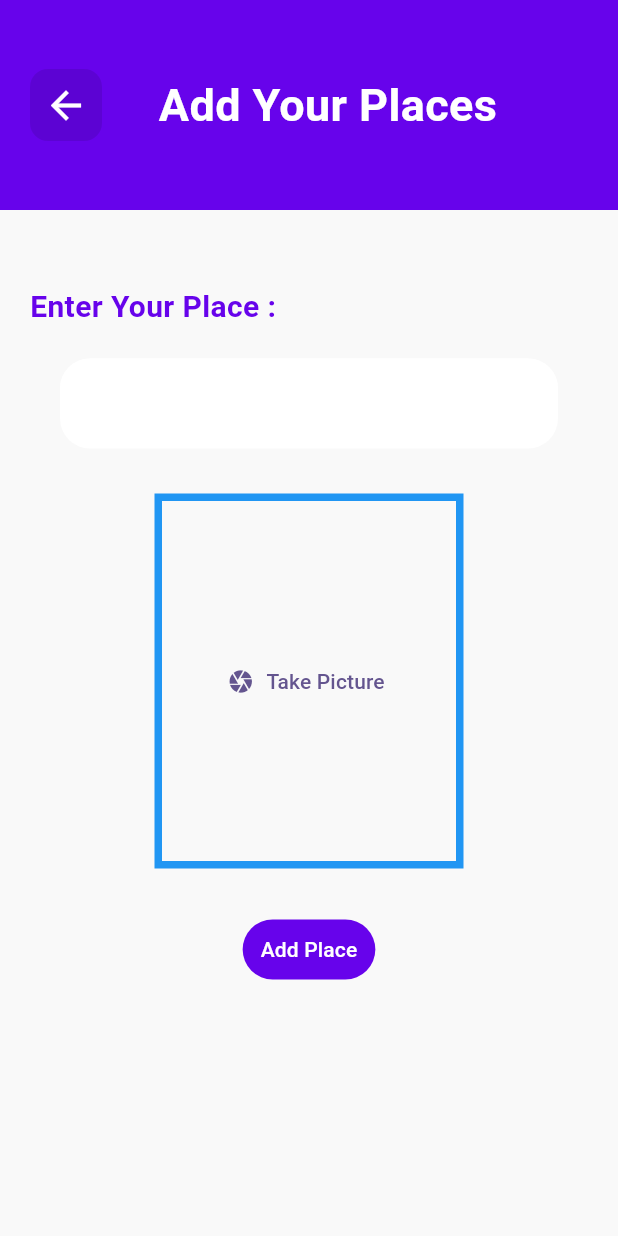
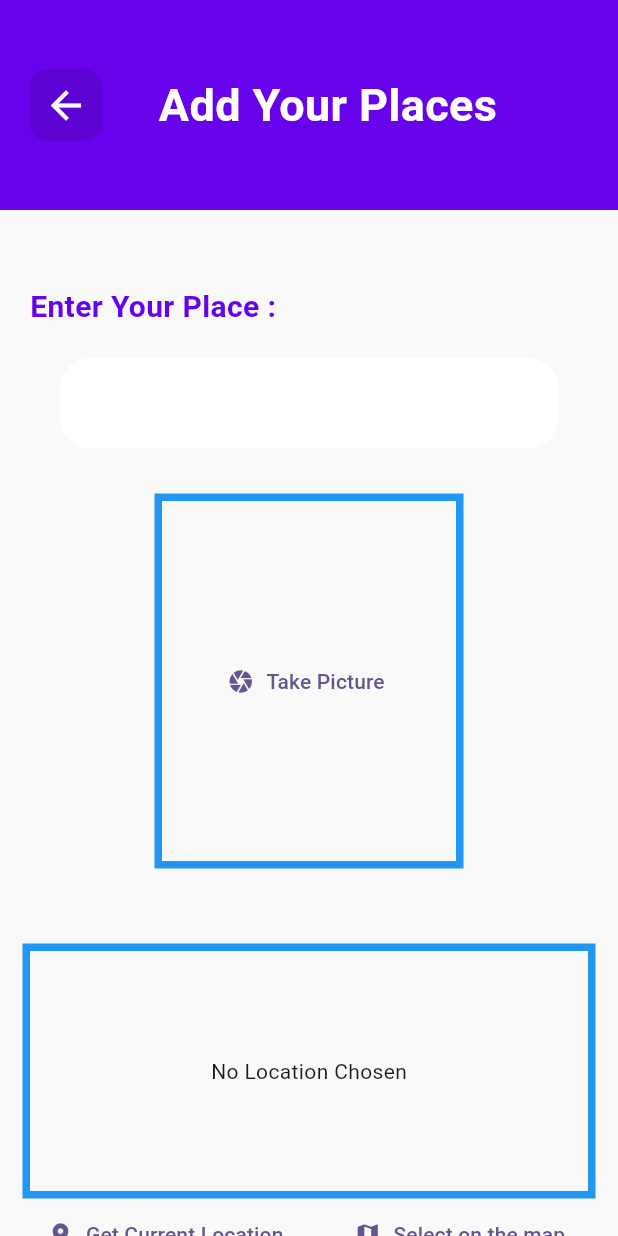
Before and after one commit to REDHUN/favorite-place-app-, a Flutter app: the screen it shows after launch, after a tap on the "add" icon, on a phone screen of 412 x 824 dp. Run offline on Flutter 3.47's test engine with Material 3 defaults, Android fonts, the phone set to English and light mode, and no system bars; our stand-ins replace flutter_riverpod, google_fonts, image_picker, location, sqflite; accounts and stored records are empty.

Commit message:
app finished

```diff
--- a/lib/models/place.dart
+++ b/lib/models/place.dart
@@ -5,7 +5,8 @@ import 'package:uuid/uuid.dart';
 const uuid = Uuid();
 
 class Places {
-  Places({required this.name, required this.image}) : id = uuid.v4();
+  Places({required this.name, required this.image, String? id})
+      : id = id ?? uuid.v4();
 
   String name;
   String id;
--- a/lib/providers/user_places.dart
+++ b/lib/providers/user_places.dart
@@ -1,14 +1,52 @@
 import 'dart:io';
 
 import 'package:favoriteplace/models/place.dart';
+import 'package:flutter_riverpod/flutter_riverpod.dart';
+import 'package:path/path.dart' as path;
+import 'package:path_provider/path_provider.dart' as syspaths;
+import 'package:sqflite/sqflite.dart' as sql;
+import 'package:sqflite/sqlite_api.dart';
 
-import 'package:flutter_riverpod/flutter_riverpod.dart';
+Future<Database> _getDatabase() async {
+  final dbPath = await sql.getDatabasesPath();
+  final db = await sql.openDatabase(
+    path.join(dbPath, 'places.db'),
+    onCreate: (db, version) {
+      return db.execute(
+          'CREATE TABLE user_places(id TEXT PRIMARY KEY,title TEXT,image TEXT)');
+    },
+    version: 1,
+  );
+  return db;
+}
 
 class UserPlacesNotifier extends StateNotifier<List<Places>> {
   UserPlacesNotifier() : super(const []);
 
-  void addPlace(String title, File image) {
-    final newPlace = Places(name: title, image: image);
+  Future<void> loadPlaces() async {
+    final db = await _getDatabase();
+    final data = await db.query('user_places');
+    final places = data
+        .map((row) => Places(
+            id: row['id'] as String,
+            name: row['title'] as String,
+            image: File(row['image'] as String)))
+        .toList();
+    state = places;
+  }
+
+  void addPlace(String title, File image) async {
+    final appDir = await syspaths.getApplicationDocumentsDirectory();
+    final filename = path.basename(image.path);
+    final copiedImage = await image.copy('${appDir.path}/$filename');
+    final newPlace = Places(name: title, image: copiedImage);
+    final db = await _getDatabase();
+
+    db.insert('user_places', {
+      'id': newPlace.id,
+      'title': newPlace.name,
+      'image': newPlace.image.path
+    });
     state = [newPlace, ...state];
   }
 }
--- a/lib/screens/new_place.dart
+++ b/lib/screens/new_place.dart
@@ -2,6 +2,7 @@ import 'dart:io';
 
 import 'package:favoriteplace/providers/user_places.dart';
 import 'package:favoriteplace/widgets/image_input.dart';
+import 'package:favoriteplace/widgets/location_input.dart';
 import 'package:flutter/material.dart';
 import 'package:flutter_riverpod/flutter_riverpod.dart';
 
@@ -125,6 +126,10 @@ class _NewPlaceState extends ConsumerState<NewPlace> {
             const SizedBox(
               height: 30,
             ),
+            const SizedBox(
+              height: 20,
+            ),
+            const LocationInput(),
             Center(
               child: TextButton(
                   onPressed: _savePlace,
--- a/lib/screens/places_screen.dart
+++ b/lib/screens/places_screen.dart
@@ -1,15 +1,28 @@
 import 'package:favoriteplace/providers/user_places.dart';
+import 'package:favoriteplace/screens/new_place.dart';
 import 'package:favoriteplace/widgets/places_list.dart';
-import 'package:favoriteplace/screens/new_place.dart';
-
 import 'package:flutter/material.dart';
 import 'package:flutter_riverpod/flutter_riverpod.dart';
 
-class PlacesScreen extends ConsumerWidget {
+class PlacesScreen extends ConsumerStatefulWidget {
   const PlacesScreen({super.key});
+  @override
+  ConsumerState<PlacesScreen> createState() {
+    return _PlacesScreenState();
+  }
+}
+
+@override
+class _PlacesScreenState extends ConsumerState<PlacesScreen> {
+  late Future<void> _placesFuture;
+  @override
+  void initState() {
+    super.initState();
+    _placesFuture = ref.read(userplacesProvider.notifier).loadPlaces();
+  }
 
   @override
-  Widget build(BuildContext context, WidgetRef ref) {
+  Widget build(BuildContext context) {
     final userPlaces = ref.watch(userplacesProvider);
     return Scaffold(
       body: Column(
@@ -51,7 +64,13 @@ class PlacesScreen extends ConsumerWidget {
               ],
             ),
           ),
-          PlacesList(places: userPlaces),
+          FutureBuilder(
+            future: _placesFuture,
+            builder: (context, snapshot) =>
+                snapshot.connectionState == ConnectionState.waiting
+                    ? const Center(child: CircularProgressIndicator())
+                    : PlacesList(places: userPlaces),
+          )
         ],
       ),
       backgroundColor: Colors.grey[100],
--- /dev/null
+++ b/lib/widgets/location_input.dart
@@ -0,0 +1,84 @@
+import 'package:flutter/material.dart';
+import 'package:location/location.dart';
+
+class LocationInput extends StatefulWidget {
+  const LocationInput({super.key});
+
+  @override
+  State<LocationInput> createState() {
+    return _LocationInputState();
+  }
+}
+
+class _LocationInputState extends State<LocationInput> {
+  Location? _pickedLocation;
+  var _isGettingLocation = false;
+
+  void _getCurrentLocation() async {
+    Location location = Location();
+
+    bool serviceEnabled;
+    PermissionStatus permissionGranted;
+    LocationData locationData;
+
+    serviceEnabled = await location.serviceEnabled();
+    if (!serviceEnabled) {
+      serviceEnabled = await location.requestService();
+      if (!serviceEnabled) {
+        return;
+      }
+    }
+
+    permissionGranted = await location.hasPermission();
+    if (permissionGranted == PermissionStatus.denied) {
+      permissionGranted = await location.requestPermission();
+      if (permissionGranted != PermissionStatus.granted) {
+        return;
+      }
+    }
+    setState(() {
+      _isGettingLocation = true;
+    });
+    locationData = await location.getLocation();
+    setState(() {
+      _isGettingLocation = false;
+    });
+    print(locationData.latitude);
+    print(locationData.longitude);
+  }
+
+  @override
+  Widget build(BuildContext context) {
+    Widget previewContent = const Text('No Location Chosen');
+    if (_isGettingLocation) {
+      previewContent = const CircularProgressIndicator();
+    }
+    return Column(
+      children: [
+        Container(
+            height: 170,
+            width: double.infinity,
+            margin: const EdgeInsets.symmetric(horizontal: 15),
+            decoration:
+                BoxDecoration(border: Border.all(width: 5, color: Colors.blue)),
+            alignment: Alignment.center,
+            child: previewContent),
+        Row(
+          mainAxisAlignment: MainAxisAlignment.spaceEvenly,
+          children: [
+            TextButton.icon(
+              onPressed: _getCurrentLocation,
+              icon: const Icon(Icons.location_on),
+              label: const Text('Get Current Location'),
+            ),
+            TextButton.icon(
+              onPressed: () {},
+              icon: const Icon(Icons.map),
+              label: const Text('Select on the map'),
+            )
+          ],
+        )
+      ],
+    );
+  }
+}
--- a/pubspec.yaml
+++ b/pubspec.yaml
@@ -39,6 +39,10 @@ dependencies:
   uuid: ^4.2.2
   flutter_riverpod: ^2.4.9
   image_picker: ^1.0.5
+  location: ^5.0.3
+  path_provider: ^2.1.1
+  path: ^1.8.3
+  sqflite: ^2.3.0
 
 dev_dependencies:
   flutter_test:
```
Also changed, not shown: pubspec.lock, 2 other files.
